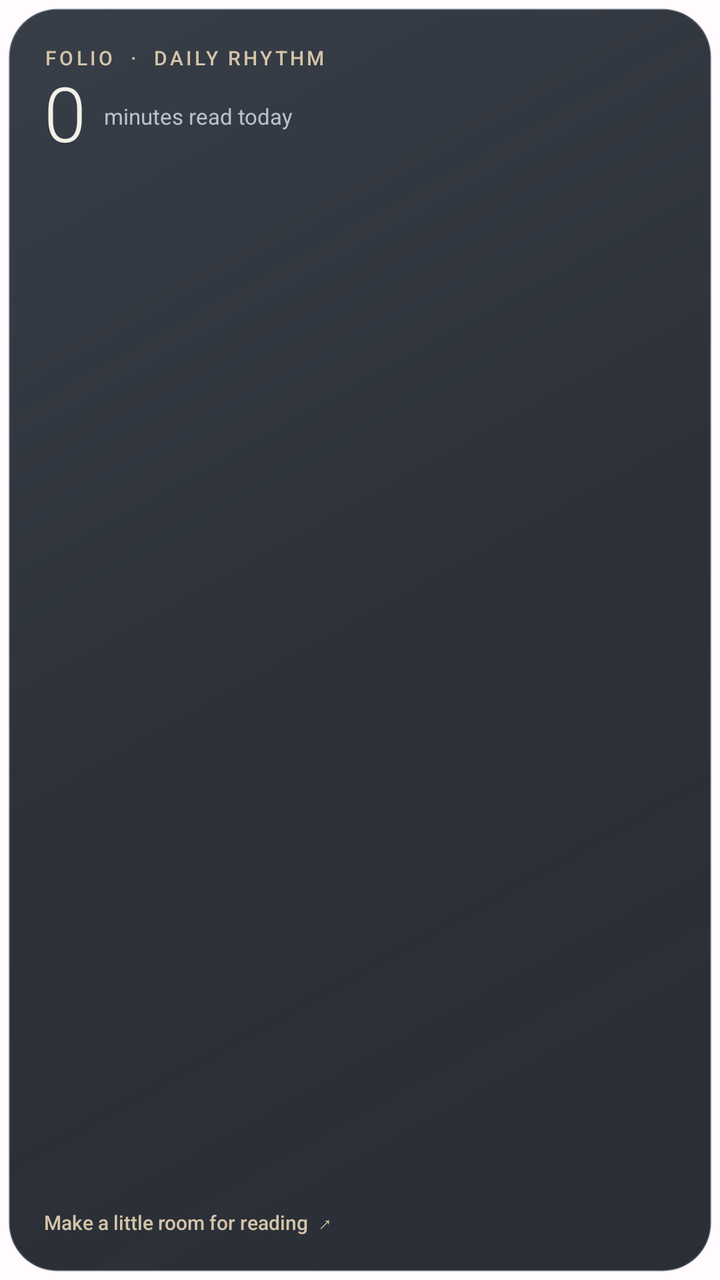
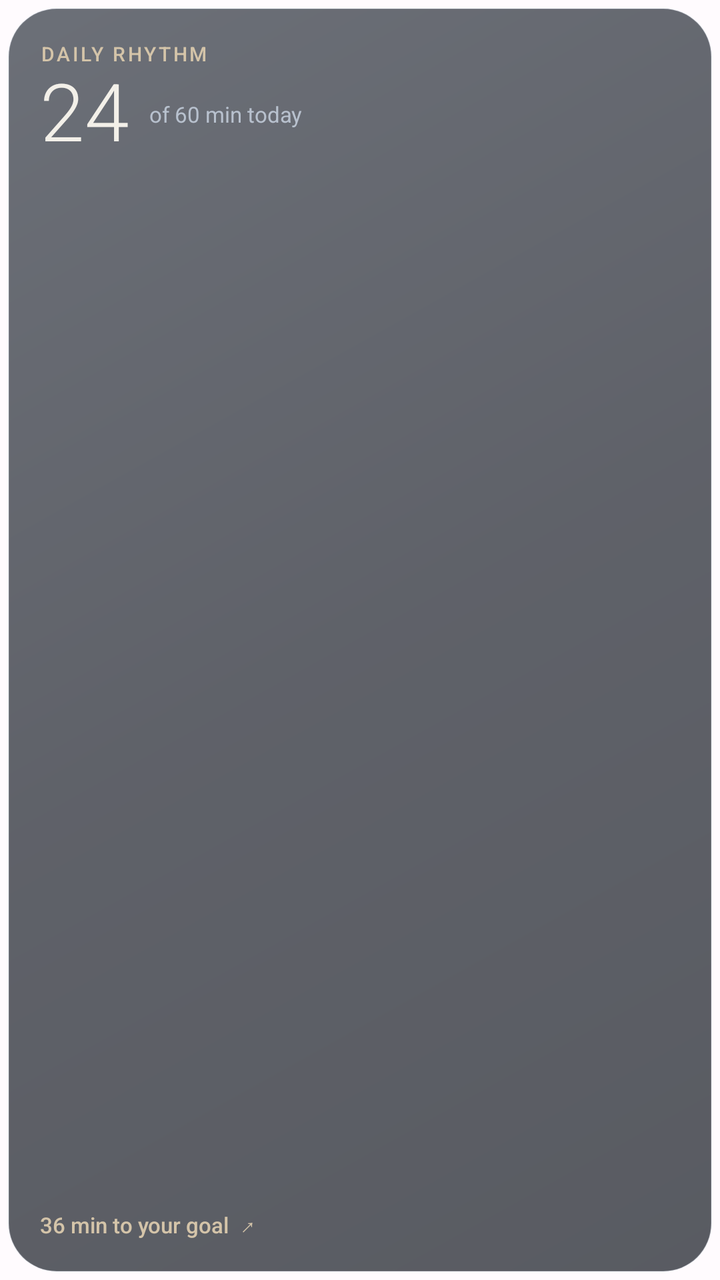

Screens rendered from an Android XML layout before and after an edit, with the pre-edit source and the edit as a unified diff.
<!-- AndroidManifest.xml: application theme Theme.Folio -->
<!-- res/layout/widget_reading_goal.xml -->
<FrameLayout xmlns:android="http://schemas.android.com/apk/res/android" android:id="@+id/widget_root" android:layout_width="match_parent" android:layout_height="match_parent" android:padding="4dp" android:background="@android:color/transparent">
    <ImageView android:id="@+id/widget_glass" android:layout_width="match_parent" android:layout_height="match_parent" android:background="@drawable/widget_glass_base" android:scaleType="fitXY" android:importantForAccessibility="no" />
    <LinearLayout android:layout_width="match_parent" android:layout_height="match_parent" android:padding="18dp" android:orientation="vertical">
        <TextView android:id="@+id/widget_eyebrow" android:layout_width="match_parent" android:layout_height="wrap_content" android:text="FOLIO  ·  DAILY RHYTHM" android:textColor="#D4C4A9" android:textSize="10sp" android:letterSpacing="0.14" android:fontFamily="sans-serif-medium" android:maxLines="1" />
        <LinearLayout android:layout_width="match_parent" android:layout_height="wrap_content" android:orientation="horizontal" android:gravity="center_vertical">
            <TextView android:id="@+id/widget_title" android:layout_width="wrap_content" android:layout_height="wrap_content" android:text="0" android:textColor="#F3F0E9" android:textSize="38sp" android:fontFamily="sans-serif-light" android:includeFontPadding="false" />
            <TextView android:id="@+id/widget_subtitle" android:layout_width="0dp" android:layout_height="wrap_content" android:layout_weight="1" android:layout_marginStart="9dp" android:text="minutes read today" android:textColor="#B8C1CE" android:textSize="11sp" android:maxLines="2" />
        </LinearLayout>
        <ImageView android:id="@+id/widget_week" android:layout_width="match_parent" android:layout_height="0dp" android:layout_weight="1" android:minHeight="34dp" android:scaleType="fitXY" android:contentDescription="Your last seven days of reading" />
        <TextView android:id="@+id/widget_action" android:layout_width="match_parent" android:layout_height="wrap_content" android:layout_marginTop="6dp" android:text="Make a little room for reading  ↗" android:textColor="#D4C4A9" android:textSize="10sp" android:fontFamily="sans-serif-medium" android:maxLines="1" android:ellipsize="end" />
    </LinearLayout>
</FrameLayout>
<!-- resources referenced by this layout -->
<resources>
  <!-- drawable widget_glass_base (drawable) -->
  <shape xmlns:android="http://schemas.android.com/apk/res/android">
      <corners android:radius="24dp" />
      <gradient android:angle="315" android:startColor="#F22D343E" android:centerColor="#EB1B2029" android:endColor="#E512171F" />
      <stroke android:width="1dp" android:color="#45CFD9E6" />
  </shape>
  <style name="Theme.Folio" parent="android:Theme.Material.NoActionBar">
          <item name="android:windowBackground">@color/background</item>
          <item name="android:statusBarColor">@android:color/transparent</item>
          <item name="android:navigationBarColor">@android:color/transparent</item>
          <item name="android:windowLightStatusBar">false</item>
      </style>
  <color name="background">#FFFBFE</color>
</resources>

<!-- the commit's change to res/layout/widget_reading_goal.xml (unified diff, before → after) -->
@@ -1,12 +1,12 @@
 <FrameLayout xmlns:android="http://schemas.android.com/apk/res/android" android:id="@+id/widget_root" android:layout_width="match_parent" android:layout_height="match_parent" android:padding="4dp" android:background="@android:color/transparent">
     <ImageView android:id="@+id/widget_glass" android:layout_width="match_parent" android:layout_height="match_parent" android:background="@drawable/widget_glass_base" android:scaleType="fitXY" android:importantForAccessibility="no" />
-    <LinearLayout android:layout_width="match_parent" android:layout_height="match_parent" android:padding="18dp" android:orientation="vertical">
-        <TextView android:id="@+id/widget_eyebrow" android:layout_width="match_parent" android:layout_height="wrap_content" android:text="FOLIO  ·  DAILY RHYTHM" android:textColor="#D4C4A9" android:textSize="10sp" android:letterSpacing="0.14" android:fontFamily="sans-serif-medium" android:maxLines="1" />
+    <LinearLayout android:layout_width="match_parent" android:layout_height="match_parent" android:padding="16dp" android:orientation="vertical">
+        <TextView android:id="@+id/widget_eyebrow" android:layout_width="match_parent" android:layout_height="wrap_content" android:text="DAILY RHYTHM" android:textColor="#D4C4A9" android:textSize="10sp" android:letterSpacing="0.12" android:fontFamily="sans-serif-medium" android:maxLines="1" />
         <LinearLayout android:layout_width="match_parent" android:layout_height="wrap_content" android:orientation="horizontal" android:gravity="center_vertical">
-            <TextView android:id="@+id/widget_title" android:layout_width="wrap_content" android:layout_height="wrap_content" android:text="0" android:textColor="#F3F0E9" android:textSize="38sp" android:fontFamily="sans-serif-light" android:includeFontPadding="false" />
-            <TextView android:id="@+id/widget_subtitle" android:layout_width="0dp" android:layout_height="wrap_content" android:layout_weight="1" android:layout_marginStart="9dp" android:text="minutes read today" android:textColor="#B8C1CE" android:textSize="11sp" android:maxLines="2" />
+            <TextView android:id="@+id/widget_title" android:layout_width="wrap_content" android:layout_height="wrap_content" android:text="24" android:textColor="#F3F0E9" android:textSize="40sp" android:fontFamily="sans-serif-light" android:includeFontPadding="false" />
+            <TextView android:id="@+id/widget_subtitle" android:layout_width="0dp" android:layout_height="wrap_content" android:layout_weight="1" android:layout_marginStart="10dp" android:text="of 60 min today" android:textColor="#B8C1CE" android:textSize="11sp" android:maxLines="2" android:ellipsize="end" />
         </LinearLayout>
-        <ImageView android:id="@+id/widget_week" android:layout_width="match_parent" android:layout_height="0dp" android:layout_weight="1" android:minHeight="34dp" android:scaleType="fitXY" android:contentDescription="Your last seven days of reading" />
-        <TextView android:id="@+id/widget_action" android:layout_width="match_parent" android:layout_height="wrap_content" android:layout_marginTop="6dp" android:text="Make a little room for reading  ↗" android:textColor="#D4C4A9" android:textSize="10sp" android:fontFamily="sans-serif-medium" android:maxLines="1" android:ellipsize="end" />
+        <ImageView android:id="@+id/widget_week" android:layout_width="match_parent" android:layout_height="0dp" android:layout_weight="1" android:minHeight="24dp" android:layout_marginTop="4dp" android:scaleType="fitXY" android:contentDescription="Your last seven days of reading" />
+        <TextView android:id="@+id/widget_action" android:layout_width="match_parent" android:layout_height="wrap_content" android:layout_marginTop="6dp" android:text="36 min to your goal  ↗" android:textColor="#D4C4A9" android:textSize="11sp" android:fontFamily="sans-serif-medium" android:maxLines="1" android:ellipsize="end" />
     </LinearLayout>
 </FrameLayout>
<!-- resource entries referenced after the edit -->
@@ -3,8 +3,8 @@
   <!-- drawable widget_glass_base (drawable) -->
   <shape xmlns:android="http://schemas.android.com/apk/res/android">
       <corners android:radius="24dp" />
-      <gradient android:angle="315" android:startColor="#F22D343E" android:centerColor="#EB1B2029" android:endColor="#E512171F" />
-      <stroke android:width="1dp" android:color="#45CFD9E6" />
+      <gradient android:angle="315" android:startColor="#B32D343E" android:centerColor="#B31B2029" android:endColor="#B312171F" />
+      <stroke android:width="0.75dp" android:color="#37CFD9E6" />
   </shape>
   <style name="Theme.Folio" parent="android:Theme.Material.NoActionBar">
           <item name="android:windowBackground">@color/background</item>
